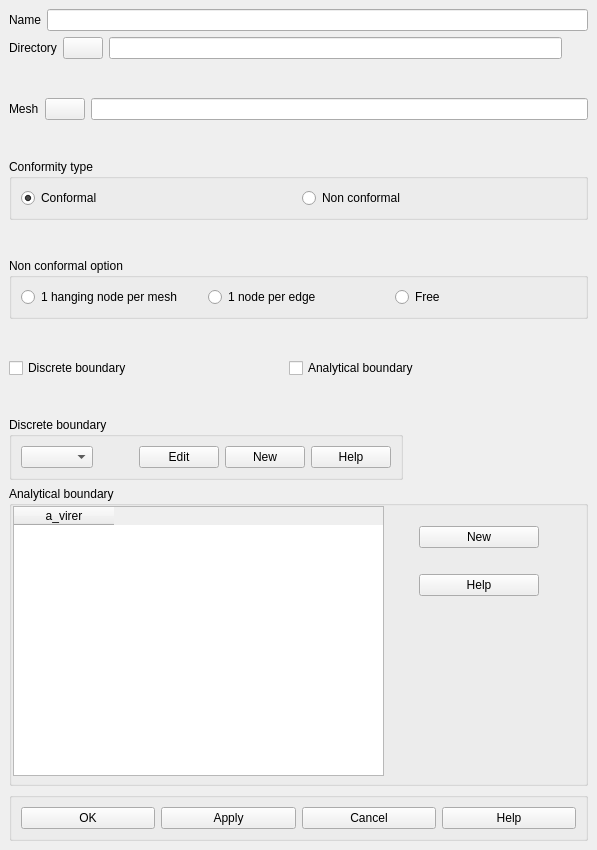
This is src/HOMARDGUI/CreateCase.ui in SalomePlatform/homard as Qt 5 draws it before an edit. The edited form follows.
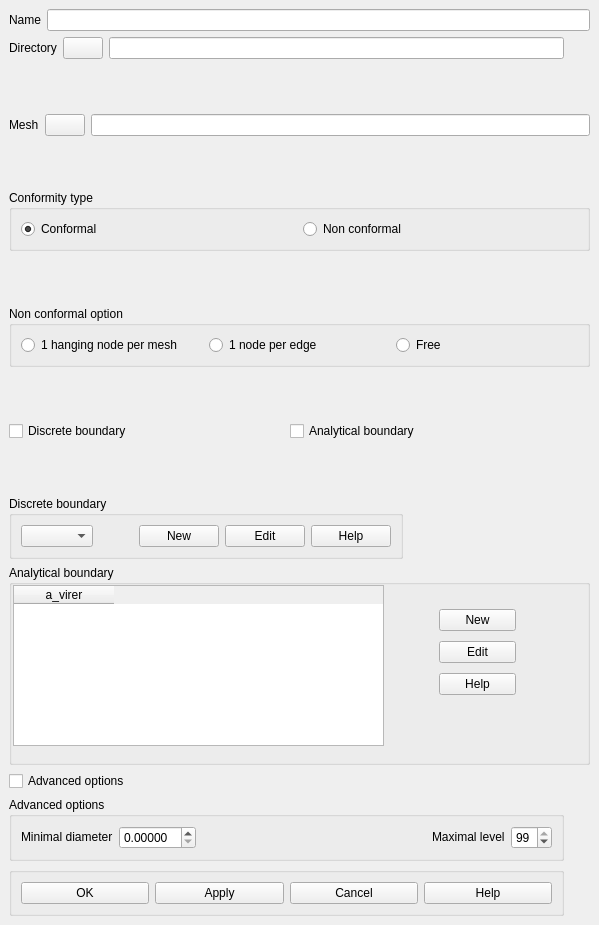
This is the edited form.

Diff of the .ui file:
```diff
--- a/src/HOMARDGUI/CreateCase.ui
+++ b/src/HOMARDGUI/CreateCase.ui
@@ -5,8 +5,8 @@
    <rect>
     <x>0</x>
     <y>0</y>
-    <width>597</width>
-    <height>850</height>
+    <width>599</width>
+    <height>925</height>
    </rect>
   </property>
   <property name="sizePolicy" >
@@ -30,10 +30,10 @@
    <property name="spacing" >
     <number>6</number>
    </property>
-   <item row="13" column="0" colspan="2" >
-    <widget class="QGroupBox" name="GroupButtons" >
+   <item row="14" column="0" >
+    <widget class="QGroupBox" name="GBAdvancedOptions" >
      <property name="title" >
-      <string/>
+      <string>Advanced options</string>
      </property>
      <layout class="QGridLayout" >
       <property name="margin" >
@@ -42,42 +42,65 @@
       <property name="spacing" >
        <number>6</number>
       </property>
+      <item row="0" column="2" >
+       <spacer>
+        <property name="orientation" >
+         <enum>Qt::Horizontal</enum>
+        </property>
+        <property name="sizeHint" >
+         <size>
+          <width>40</width>
+          <height>20</height>
+         </size>
+        </property>
+       </spacer>
+      </item>
       <item row="0" column="0" >
-       <widget class="QPushButton" name="buttonOk" >
+       <widget class="QLabel" name="TLMinimalDiameter" >
+        <property name="sizePolicy" >
+         <sizepolicy>
+          <hsizetype>0</hsizetype>
+          <vsizetype>0</vsizetype>
+          <horstretch>0</horstretch>
+          <verstretch>0</verstretch>
+         </sizepolicy>
+        </property>
         <property name="text" >
-         <string>OK</string>
+         <string>Minimal diameter</string>
         </property>
-        <property name="autoDefault" >
+        <property name="wordWrap" >
          <bool>false</bool>
         </property>
        </widget>
       </item>
+      <item row="0" column="4" >
+       <widget class="QSpinBox" name="spinBoxNivMax" >
+        <property name="value" >
+         <number>99</number>
+        </property>
+       </widget>
+      </item>
       <item row="0" column="1" >
-       <widget class="QPushButton" name="buttonApply" >
-        <property name="text" >
-         <string>Apply</string>
-        </property>
-        <property name="autoDefault" >
-         <bool>false</bool>
-        </property>
-       </widget>
-      </item>
-      <item row="0" column="2" >
-       <widget class="QPushButton" name="buttonCancel" >
-        <property name="text" >
-         <string>Cancel</string>
-        </property>
-        <property name="autoDefault" >
-         <bool>false</bool>
+       <widget class="QDoubleSpinBox" name="doubleSpinBoxDiamMin" >
+        <property name="decimals" >
+         <number>5</number>
         </property>
        </widget>
       </item>
       <item row="0" column="3" >
-       <widget class="QPushButton" name="buttonHelp" >
+       <widget class="QLabel" name="TLMaximalLevel" >
+        <property name="sizePolicy" >
+         <sizepolicy>
+          <hsizetype>0</hsizetype>
+          <vsizetype>0</vsizetype>
+          <horstretch>0</horstretch>
+          <verstretch>0</verstretch>
+         </sizepolicy>
+        </property>
         <property name="text" >
-         <string>Help</string>
+         <string>Maximal level</string>
         </property>
-        <property name="autoDefault" >
+        <property name="wordWrap" >
          <bool>false</bool>
         </property>
        </widget>
@@ -90,57 +113,19 @@
      <property name="minimumSize" >
       <size>
        <width>548</width>
-       <height>300</height>
+       <height>200</height>
       </size>
      </property>
      <property name="title" >
       <string>Analytical boundary</string>
      </property>
-     <widget class="QWidget" name="layoutWidget" >
-      <property name="geometry" >
-       <rect>
-        <x>410</x>
-        <y>20</y>
-        <width>120</width>
-        <height>110</height>
-       </rect>
-      </property>
-      <layout class="QVBoxLayout" >
-       <property name="margin" >
-        <number>0</number>
-       </property>
-       <property name="spacing" >
-        <number>6</number>
-       </property>
-       <item>
-        <widget class="QPushButton" name="PBBoundaryAnNew" >
-         <property name="text" >
-          <string>New</string>
-         </property>
-         <property name="autoDefault" >
-          <bool>false</bool>
-         </property>
-        </widget>
-       </item>
-       <item>
-        <widget class="QPushButton" name="PBBoundaryAnHelp" >
-         <property name="text" >
-          <string>Help</string>
-         </property>
-         <property name="autoDefault" >
-          <bool>false</bool>
-         </property>
-        </widget>
-       </item>
-      </layout>
-     </widget>
      <widget class="QTableWidget" name="TWBoundary" >
       <property name="geometry" >
        <rect>
         <x>4</x>
         <y>20</y>
         <width>371</width>
-        <height>270</height>
+        <height>161</height>
        </rect>
       </property>
       <property name="editTriggers" >
@@ -161,8 +146,221 @@
        </property>
       </column>
      </widget>
+     <widget class="QWidget" name="layoutWidget" >
+      <property name="geometry" >
+       <rect>
+        <x>430</x>
+        <y>40</y>
+        <width>77</width>
+        <height>95</height>
+       </rect>
+      </property>
+      <layout class="QGridLayout" >
+       <property name="margin" >
+        <number>0</number>
+       </property>
+       <property name="spacing" >
+        <number>6</number>
+       </property>
+       <item row="1" column="0" >
+        <widget class="QPushButton" name="PBBoundaryAnEdit" >
+         <property name="text" >
+          <string>Edit</string>
+         </property>
+         <property name="autoDefault" >
+          <bool>false</bool>
+         </property>
+        </widget>
+       </item>
+       <item row="0" column="0" >
+        <widget class="QPushButton" name="PBBoundaryAnNew" >
+         <property name="text" >
+          <string>New</string>
+         </property>
+         <property name="autoDefault" >
+          <bool>false</bool>
+         </property>
+        </widget>
+       </item>
+       <item row="2" column="0" >
+        <widget class="QPushButton" name="PBBoundaryAnHelp" >
+         <property name="text" >
+          <string>Help</string>
+         </property>
+         <property name="autoDefault" >
+          <bool>false</bool>
+         </property>
+        </widget>
+       </item>
+      </layout>
+     </widget>
     </widget>
    </item>
+   <item row="13" column="0" >
+    <widget class="QCheckBox" name="CBAdvanced" >
+     <property name="text" >
+      <string>Advanced options</string>
+     </property>
+    </widget>
+   </item>
+   <item row="11" column="0" >
+    <widget class="QGroupBox" name="GBBoundaryD" >
+     <property name="sizePolicy" >
+      <sizepolicy>
+       <hsizetype>0</hsizetype>
+       <vsizetype>0</vsizetype>
+       <horstretch>0</horstretch>
+       <verstretch>0</verstretch>
+      </sizepolicy>
+     </property>
+     <property name="title" >
+      <string>Discrete boundary</string>
+     </property>
+     <layout class="QGridLayout" >
+      <property name="margin" >
+       <number>9</number>
+      </property>
+      <property name="spacing" >
+       <number>6</number>
+      </property>
+      <item row="0" column="3" >
+       <widget class="QPushButton" name="PBBoundaryDiEdit" >
+        <property name="text" >
+         <string>Edit</string>
+        </property>
+        <property name="autoDefault" >
+         <bool>false</bool>
+        </property>
+       </widget>
+      </item>
+      <item row="0" column="2" >
+       <widget class="QPushButton" name="PBBoundaryDiNew" >
+        <property name="text" >
+         <string>New</string>
+        </property>
+        <property name="autoDefault" >
+         <bool>false</bool>
+        </property>
+       </widget>
+      </item>
+      <item row="0" column="0" >
+       <widget class="QComboBox" name="CBBoundaryDi" >
+        <property name="currentIndex" >
+         <number>-1</number>
+        </property>
+        <property name="sizeAdjustPolicy" >
+         <enum>QComboBox::AdjustToContents</enum>
+        </property>
+       </widget>
+      </item>
+      <item row="0" column="1" >
+       <spacer>
+        <property name="orientation" >
+         <enum>Qt::Horizontal</enum>
+        </property>
+        <property name="sizeType" >
+         <enum>QSizePolicy::Fixed</enum>
+        </property>
+        <property name="sizeHint" >
+         <size>
+          <width>40</width>
+          <height>13</height>
+         </size>
+        </property>
+       </spacer>
+      </item>
+      <item row="0" column="4" >
+       <widget class="QPushButton" name="PBBoundaryDiHelp" >
+        <property name="text" >
+         <string>Help</string>
+        </property>
+        <property name="autoDefault" >
+         <bool>false</bool>
+        </property>
+       </widget>
+      </item>
+     </layout>
+    </widget>
+   </item>
+   <item row="15" column="0" >
+    <widget class="QGroupBox" name="GroupButtons" >
+     <property name="title" >
+      <string/>
+     </property>
+     <layout class="QGridLayout" >
+      <property name="margin" >
+       <number>9</number>
+      </property>
+      <property name="spacing" >
+       <number>6</number>
+      </property>
+      <item row="0" column="3" >
+       <widget class="QPushButton" name="buttonHelp" >
+        <property name="text" >
+         <string>Help</string>
+        </property>
+        <property name="autoDefault" >
+         <bool>false</bool>
+        </property>
+       </widget>
+      </item>
+      <item row="0" column="2" >
+       <widget class="QPushButton" name="buttonCancel" >
+        <property name="text" >
+         <string>Cancel</string>
+        </property>
+        <property name="autoDefault" >
+         <bool>false</bool>
+        </property>
+       </widget>
+      </item>
+      <item row="0" column="1" >
+       <widget class="QPushButton" name="buttonApply" >
+        <property name="text" >
+         <string>Apply</string>
+        </property>
+        <property name="autoDefault" >
+         <bool>false</bool>
+        </property>
+       </widget>
+      </item>
+      <item row="0" column="0" >
+       <widget class="QPushButton" name="buttonOk" >
+        <property name="text" >
+         <string>OK</string>
+        </property>
+        <property name="autoDefault" >
+         <bool>false</bool>
+        </property>
+       </widget>
+      </item>
+     </layout>
+    </widget>
+   </item>
+   <item row="9" column="0" >
+    <layout class="QHBoxLayout" >
+     <property name="margin" >
+      <number>0</number>
+     </property>
+     <property name="spacing" >
+      <number>6</number>
+     </property>
+     <item>
+      <widget class="QCheckBox" name="CBBoundaryD" >
+       <property name="text" >
+        <string>Discrete boundary</string>
+       </property>
+      </widget>
+     </item>
+     <item>
+      <widget class="QCheckBox" name="CBBoundaryA" >
+       <property name="text" >
+        <string>Analytical boundary</string>
+       </property>
+      </widget>
+     </item>
+    </layout>
+   </item>
    <item row="0" column="0" colspan="2" >
     <layout class="QHBoxLayout" >
      <property name="margin" >
@@ -371,30 +569,6 @@
      </property>
     </spacer>
    </item>
-   <item row="9" column="0" >
-    <layout class="QHBoxLayout" >
-     <property name="margin" >
-      <number>0</number>
-     </property>
-     <property name="spacing" >
-      <number>6</number>
-     </property>
-     <item>
-      <widget class="QCheckBox" name="CBBoundaryD" >
-       <property name="text" >
-        <string>Discrete boundary</string>
-       </property>
-      </widget>
-     </item>
-     <item>
-      <widget class="QCheckBox" name="CBBoundaryA" >
-       <property name="text" >
-        <string>Analytical boundary</string>
-       </property>
-      </widget>
-     </item>
-    </layout>
-   </item>
    <item row="10" column="0" >
     <spacer>
      <property name="orientation" >
@@ -421,85 +595,6 @@
      </property>
     </spacer>
    </item>
-   <item row="11" column="0" >
-    <widget class="QGroupBox" name="GBBoundaryD" >
-     <property name="sizePolicy" >
-      <sizepolicy>
-       <hsizetype>0</hsizetype>
-       <vsizetype>0</vsizetype>
-       <horstretch>0</horstretch>
-       <verstretch>0</verstretch>
-      </sizepolicy>
-     </property>
-     <property name="title" >
-      <string>Discrete boundary</string>
-     </property>
-     <layout class="QGridLayout" >
-      <property name="margin" >
-       <number>9</number>
-      </property>
-      <property name="spacing" >
-       <number>6</number>
-      </property>
-      <item row="0" column="4" >
-       <widget class="QPushButton" name="PBBoundaryDiHelp" >
-        <property name="text" >
-         <string>Help</string>
-        </property>
-        <property name="autoDefault" >
-         <bool>false</bool>
-        </property>
-       </widget>
-      </item>
-      <item row="0" column="3" >
-       <widget class="QPushButton" name="PBBoundaryDiNew" >
-        <property name="text" >
-         <string>New</string>
-        </property>
-        <property name="autoDefault" >
-         <bool>false</bool>
-        </property>
-       </widget>
-      </item>
-      <item row="0" column="2" >
-       <widget class="QPushButton" name="PBBoundaryDiEdit" >
-        <property name="text" >
-         <string>Edit</string>
-        </property>
-        <property name="autoDefault" >
-         <bool>false</bool>
-        </property>
-       </widget>
-      </item>
-      <item row="0" column="1" >
-       <spacer>
-        <property name="orientation" >
-         <enum>Qt::Horizontal</enum>
-        </property>
-        <property name="sizeType" >
-         <enum>QSizePolicy::Fixed</enum>
-        </property>
-        <property name="sizeHint" >
-         <size>
-          <width>40</width>
-          <height>13</height>
-         </size>
-        </property>
-       </spacer>
-      </item>
-      <item row="0" column="0" >
-       <widget class="QComboBox" name="CBBoundaryDi" >
-        <property name="currentIndex" >
-         <number>-1</number>
-        </property>
-        <property name="sizeAdjustPolicy" >
-         <enum>QComboBox::AdjustToContents</enum>
-        </property>
-       </widget>
-      </item>
-     </layout>
-    </widget>
-   </item>
   </layout>
  </widget>
  <resources/>
```
